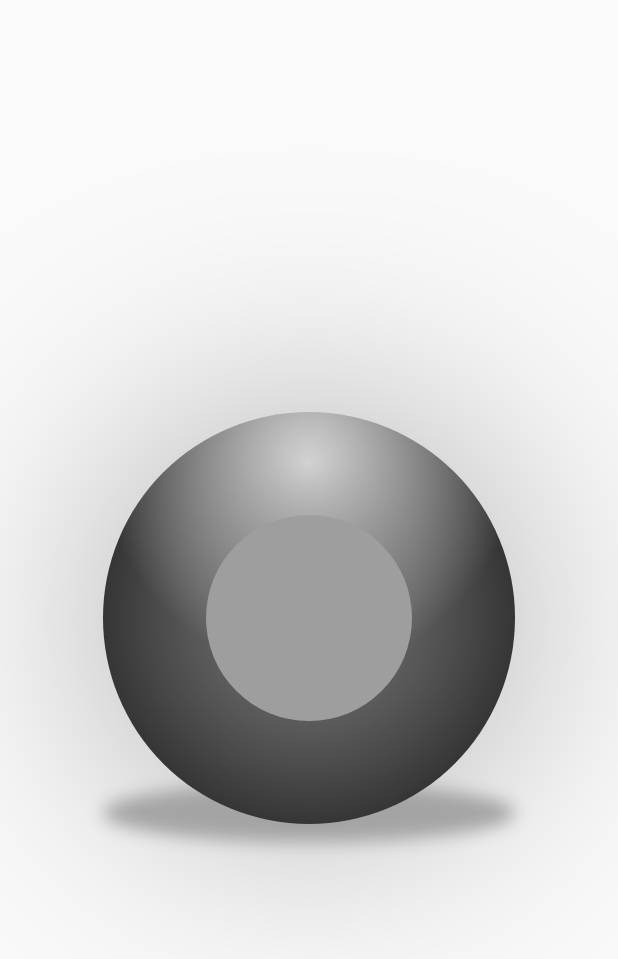
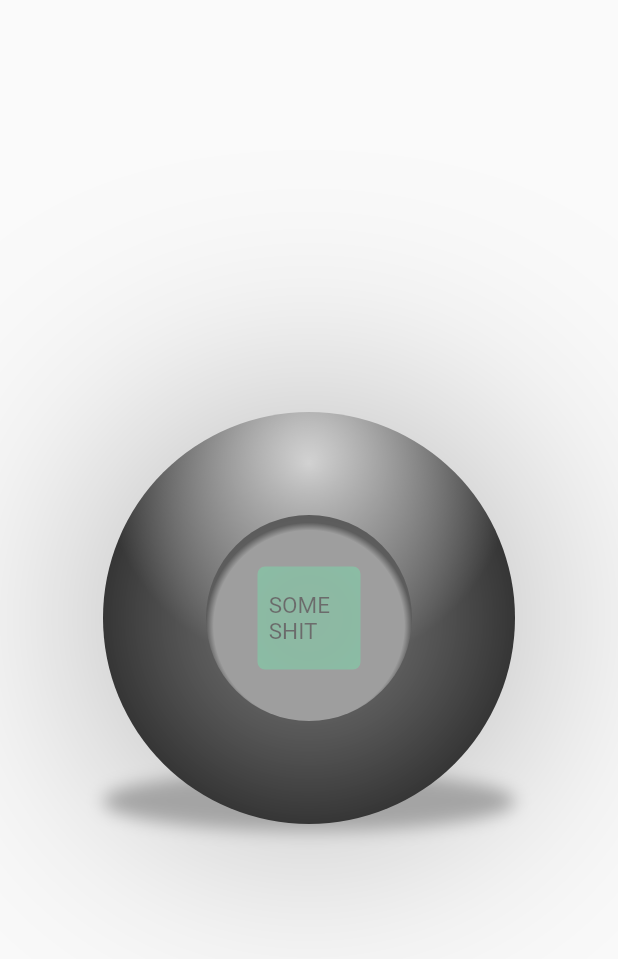
Before and after one commit to bryancalisto/flutter_experiments, a Flutter app: the screen it shows after launch, on a phone screen of 412 x 824 dp. Shown: the top 959 px of the screen. Run offline on Flutter 3.47's test engine with Material 2 defaults, Android fonts, the phone set to English and light mode, and no system bars.

Commit message:
Chore: 3D ball movement is complete

```diff
--- a/graphics/lib/ball_3d.dart
+++ b/graphics/lib/ball_3d.dart
@@ -5,17 +5,32 @@ class Ball3D extends StatelessWidget {
   final Color color;
   final Size size;
   final Offset lightSource;
-  const Ball3D({Key? key, required this.size, required this.lightSource, required this.color}) : super(key: key);
+  final Offset windowPosition;
+  final String text;
+  const Ball3D({
+    Key? key,
+    required this.size,
+    required this.lightSource,
+    required this.color,
+    required this.windowPosition,
+    required this.text,
+  }) : super(key: key);
 
   @override
   Widget build(BuildContext context) {
     final diameter = size.shortestSide;
+    final innerCircleThinShadowWidth = lightSource.distance * 0.1;
+    final innerCircleThinShadowOffset = Offset.fromDirection(
+      math.pi + lightSource.direction,
+      innerCircleThinShadowWidth,
+    );
+    final scaleByDistance = 0.15 * windowPosition.distance;
 
     return Stack(
       children: [
         /*SHADOW BENEATH BALL*/
         Transform(
-          origin: Offset(1, diameter + 14),
+          origin: Offset(1, diameter + 5),
           transform: Matrix4.identity()..rotateX(math.pi / 2.2),
           child: Container(
             width: diameter,
@@ -44,17 +59,45 @@ class Ball3D extends StatelessWidget {
           ),
           /*SURFACE CIRCULAR CUT*/
           child: Transform(
-            origin: size.center(Offset.zero),
-            transform: Matrix4.identity()..scale(0.5),
+            origin: size.center(windowPosition),
+            transform: Matrix4.identity()
+              ..translate(windowPosition.dx * size.width / 2, windowPosition.dy * size.height / 2)
+              ..scale(0.5 - scaleByDistance)
+              ..rotateZ(windowPosition.direction)
+              ..rotateY(windowPosition.distance * math.pi / 2)
+              ..rotateZ(-windowPosition.direction),
             child: Container(
-              decoration: const BoxDecoration(
+              decoration: BoxDecoration(
                 shape: BoxShape.circle,
                 color: Colors.grey,
+                gradient: RadialGradient(
+                  center: Alignment(innerCircleThinShadowOffset.dx, innerCircleThinShadowOffset.dy),
+                  colors: const [Colors.grey, Colors.black],
+                  stops: [1 - innerCircleThinShadowWidth, 1],
+                ),
+              ),
+              child: Transform(
+                transform: Matrix4.identity()..scale(0.5 - scaleByDistance),
+                alignment: const Alignment(0, 0),
+                child: Container(
+                  padding: const EdgeInsets.all(30),
+                  child: Center(
+                    child: Text(
+                      text,
+                      style: TextStyle(color: Colors.black, fontSize: 60 - scaleByDistance),
+                    ),
+                  ),
+                  decoration: BoxDecoration(
+                    shape: BoxShape.rectangle,
+                    color: Colors.greenAccent,
+                    borderRadius: BorderRadius.circular(20),
+                  ),
+                ),
               ),
             ),
           ),
         ),
-        /*SHADOW ILLUSION WITHIN BALL*/
+        /*SHADOW ILLUSION THAT SURROUNDS BALL*/
         Container(
           width: diameter,
           height: diameter,
--- a/graphics/lib/magic_ball.dart
+++ b/graphics/lib/magic_ball.dart
@@ -11,13 +11,32 @@ class MagicBall extends StatefulWidget {
 }
 
 class _MagicBallState extends State<MagicBall> {
+  Offset tapPosition = Offset.zero;
+
+  void _updatePan(Offset position, Size size) {
+    setState(() {
+      tapPosition = Offset(2 * position.dx / size.width - 1, 2 * position.dy / size.height - 1);
+
+      // Max range of movement
+      if (tapPosition.distance > 0.85) {
+        tapPosition = Offset.fromDirection(tapPosition.direction, 0.85);
+      }
+    });
+  }
+
   @override
   Widget build(BuildContext context) {
     final size = Size.square(MediaQuery.of(context).size.shortestSide / 1.5);
-    return Ball3D(
-      color: Colors.black,
-      size: size,
-      lightSource: MagicBall.lightSource,
+
+    return GestureDetector(
+      onPanUpdate: (newPosition) => _updatePan(newPosition.localPosition, size),
+      child: Ball3D(
+        text: 'SOME SHIT',
+        windowPosition: tapPosition,
+        color: Colors.black,
+        size: size,
+        lightSource: MagicBall.lightSource,
+      ),
     );
   }
 }
```
